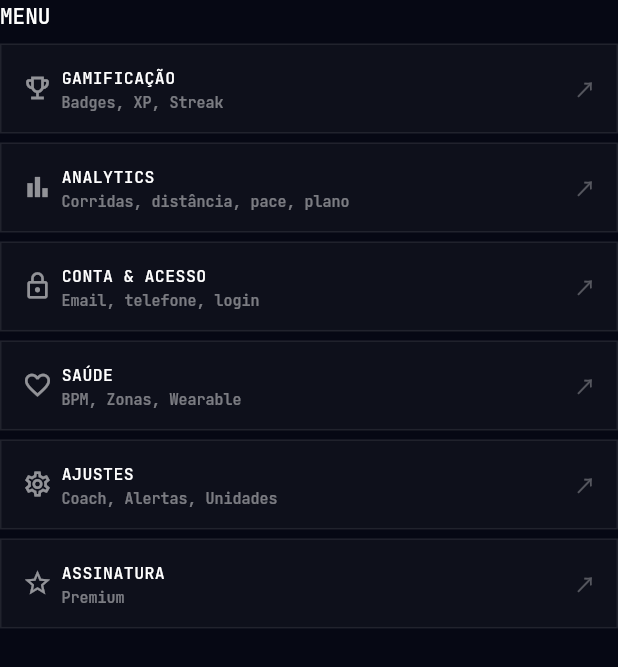
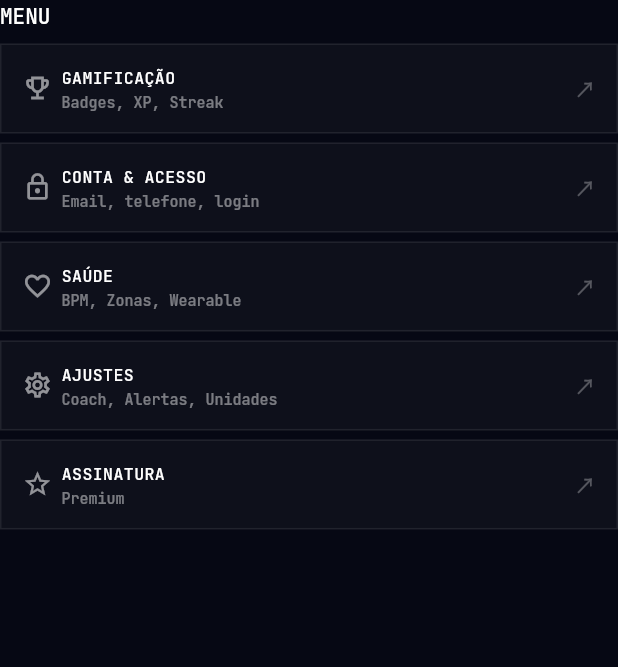
Before and after one commit to S6lab/runnin.core, a Flutter app: the _MenuSection widget shown alone on an empty page, opened directly, on a phone screen of 412 x 824 dp. Shown: the top 667 px of the screen. Run offline on Flutter 3.47's test engine with Material 3 defaults, Android fonts, the phone set to English and light mode, and no system bars; our stand-ins replace audioplayers, cloud_firestore, dio, equatable, file_picker, firebase_auth and 16 more; missing offline and left inert: dart:html, gemini_live, health, record; accounts and stored records are empty; network calls fail.

Commit message:
feat(home,profile): remove atalhos ANALYTICS — dados consolidados no Histórico
- Remove o chip ANALYTICS do header da Home e o item ANALYTICS do Account (ambos apontavam pra /dashboard).
- A página /dashboard segue no código, mas sem atalho (analytics agora vive no Histórico).

Co-Authored-By: Claude Opus 4.7 (1M context) <noreply@anthropic.com>

```diff
--- a/app/lib/features/profile/presentation/pages/account_page.dart
+++ b/app/lib/features/profile/presentation/pages/account_page.dart
@@ -789,13 +789,6 @@ class _MenuSection extends StatelessWidget {
         ),
         const SizedBox(height: AppSpacing.sm),
         _MenuItem(
-          icon: Icons.bar_chart_outlined,
-          title: 'ANALYTICS',
-          subtitle: 'Corridas, distância, pace, plano',
-          onTap: () => context.push('/dashboard'),
-        ),
-        const SizedBox(height: AppSpacing.sm),
-        _MenuItem(
           icon: Icons.lock_outline,
           title: 'CONTA & ACESSO',
           subtitle: 'Email, telefone, login',
```
Also changed, not shown: app/lib/features/home/presentation/pages/home_page.dart (+1 -29 lines).
